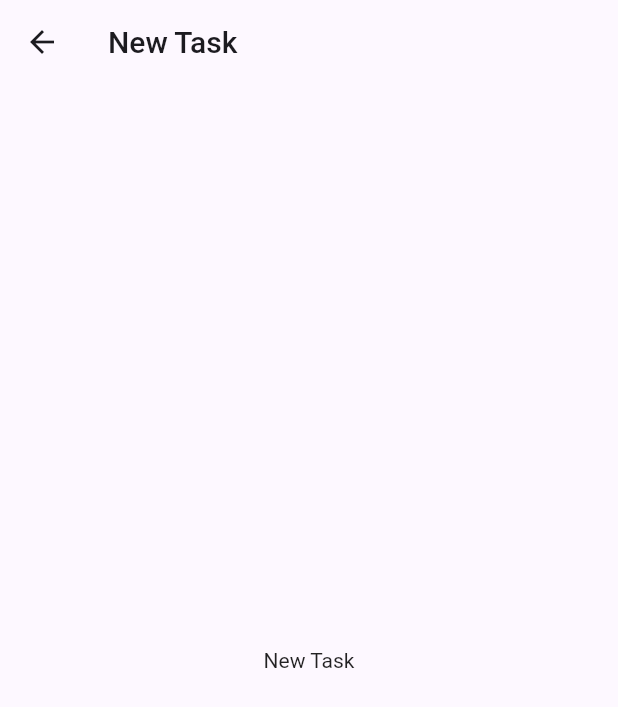
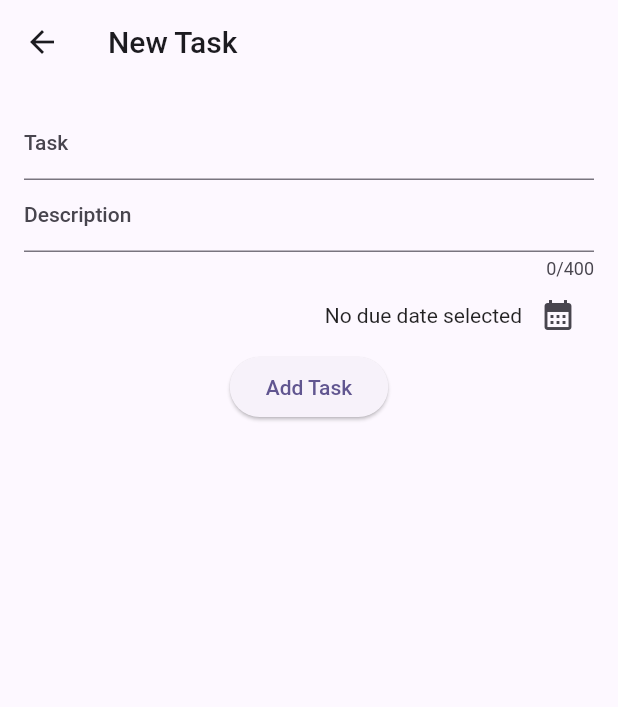
Before and after one commit to KarimSakr/Tasketo, a Flutter app: the NewTaskView screen opened directly, on a phone screen of 412 x 824 dp. Shown: the top 707 px of the screen. Run offline on Flutter 3.47's test engine with Material 2 defaults, Android fonts, the phone set to English and light mode, and no system bars; our stand-ins replace cloud_firestore, firebase_auth, firebase_core, shared_preferences; accounts and stored records are empty; generated files the repository leaves out were written again.

Commit message:
Added Task title and description textfield, and date picker

```diff
--- a/lib/Views/New Task/new_task_view.dart
+++ b/lib/Views/New Task/new_task_view.dart
@@ -1,16 +1,99 @@
 import 'package:flutter/material.dart';
+import 'package:tasketo/Views/New%20Task/new_task_view_model.dart';
 
-class NewTaskView extends StatelessWidget {
+class NewTaskView extends StatefulWidget {
   const NewTaskView({super.key});
 
   @override
+  State<NewTaskView> createState() => _NewTaskViewState();
+}
+
+class _NewTaskViewState extends State<NewTaskView> {
+  @override
   Widget build(BuildContext context) {
+    final NewTaskViewModel _viewModel = NewTaskViewModel();
+
+    void _presentDatePicker() async {
+      final now = DateTime.now();
+      final lastDate = DateTime(now.year + 10, now.month, now.day);
+      final pickedDate = await showDatePicker(
+        context: context,
+        initialDate: now,
+        firstDate: now,
+        lastDate: lastDate,
+      );
+      setState(() {
+        _viewModel.selectedDate = pickedDate;
+      });
+    }
+
     return Scaffold(
       appBar: AppBar(
         title: const Text('New Task'),
       ),
       backgroundColor: Theme.of(context).colorScheme.background,
-      body: const Center(child: Text('New Task')),
+      body: SingleChildScrollView(
+        scrollDirection: Axis.vertical,
+        child: Form(
+          key: _viewModel.formKey,
+          child: Padding(
+            padding: const EdgeInsets.all(16.0),
+            child: Expanded(
+              child: Column(
+                children: [
+                  TextFormField(
+                    textCapitalization: TextCapitalization.sentences,
+                    autocorrect: false,
+                    decoration: const InputDecoration(
+                      labelText: 'Task',
+                    ),
+                    validator: (value) {
+                      if (value == null || value.trim().isEmpty) {
+                        return "Enter a task";
+                      }
+                      return null;
+                    },
+                  ),
+                  TextFormField(
+                    textCapitalization: TextCapitalization.sentences,
+                    autocorrect: false,
+                    keyboardType: TextInputType.multiline,
+                    maxLines: null,
+                    maxLength: 400,
+                    decoration: const InputDecoration(
+                      labelText: 'Description',
+                    ),
+                    validator: (value) {
+                      if (value == null || value.trim().isEmpty) {
+                        return "Enter a task";
+                      }
+                      return null;
+                    },
+                  ),
+                  Row(
+                    mainAxisAlignment: MainAxisAlignment.end,
+                    crossAxisAlignment: CrossAxisAlignment.center,
+                    children: [
+                      Text(
+                        _viewModel.selectedDate == null
+                            ? "No due date selected"
+                            : _viewModel.formatter
+                                .format(_viewModel.selectedDate!),
+                      ),
+                      IconButton(
+                        onPressed: _presentDatePicker,
+                        icon: const Icon(Icons.calendar_month),
+                      ),
+                    ],
+                  ),
+                  ElevatedButton(
+                      onPressed: () {}, child: const Text('Add Task'))
+                ],
+              ),
+            ),
+          ),
+        ),
+      ),
     );
   }
 }
--- a/lib/Views/New Task/new_task_view_model.dart
+++ b/lib/Views/New Task/new_task_view_model.dart
@@ -1,3 +1,8 @@
+import 'package:flutter/material.dart';
+import 'package:intl/intl.dart';
+
 class NewTaskViewModel {
-
+  final GlobalKey<FormState> formKey = GlobalKey<FormState>();
+  final formatter = DateFormat.yMd();
+  DateTime? selectedDate;
 }
--- a/lib/Views/Tab/tab_view.dart
+++ b/lib/Views/Tab/tab_view.dart
@@ -25,7 +25,8 @@ class _TabViewState extends State<TabView> {
       floatingActionButton: FloatingActionButton(
         child: const Icon(Icons.add),
         onPressed: () {
-          Navigator.of(context).push(MaterialPageRoute(builder: (context) => const NewTaskView()));
+          Navigator.of(context).push(
+              MaterialPageRoute(builder: (context) => const NewTaskView()));
         },
       ),
       appBar: AppBar(
--- a/pubspec.yaml
+++ b/pubspec.yaml
@@ -39,6 +39,7 @@ dependencies:
   firebase_auth: ^4.10.0
   cloud_firestore: ^4.9.2
   shared_preferences: ^2.2.1
+  intl: ^0.18.1
 
 dev_dependencies:
   flutter_test:
```
Also changed, not shown: pubspec.lock.
